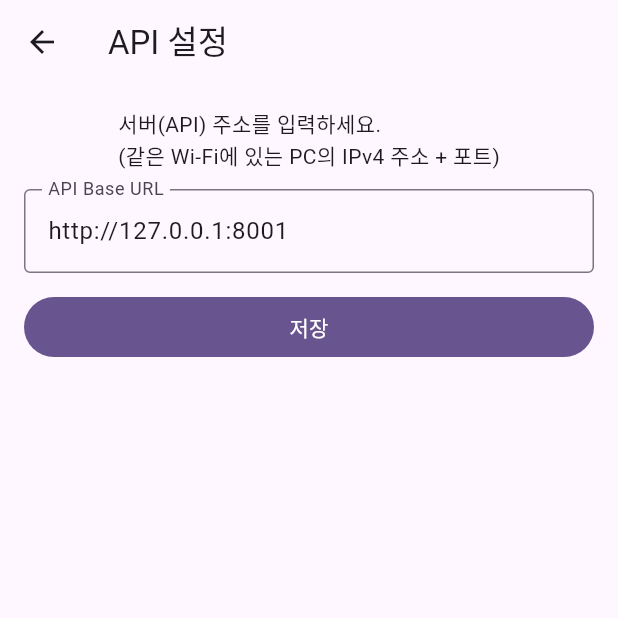
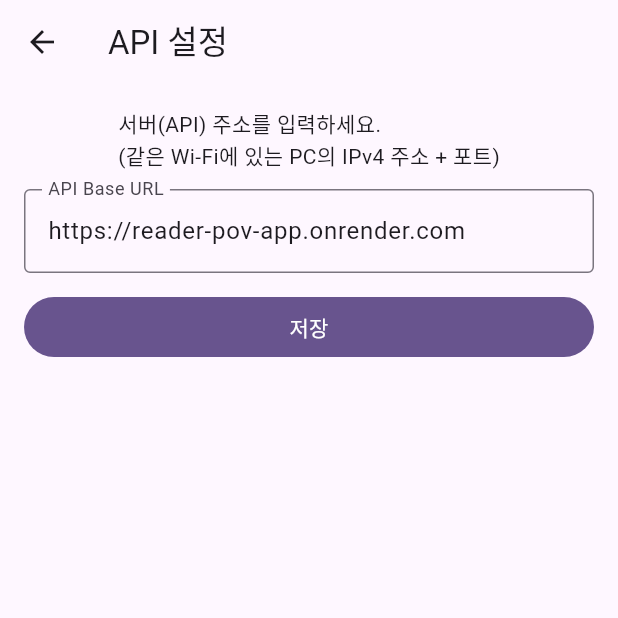
Before and after one commit to Leesuwon1254/reader_pov_app, a Flutter app: the ApiSettingsScreen screen opened directly, on a phone screen of 412 x 824 dp, the top half of it. Run offline on Flutter 3.47's test engine with Material 3 defaults, Android fonts, the phone set to English and light mode, and no system bars; our stand-ins replace shared_preferences; accounts and stored records are empty.

Commit message:
feat: 백엔드를 Render 클라우드로 변경

```diff
--- a/lib/screens/api_settings_screen.dart
+++ b/lib/screens/api_settings_screen.dart
@@ -20,7 +20,7 @@ class _ApiSettingsScreenState extends State<ApiSettingsScreen> {
 
   Future<void> _load() async {
     await ApiConfig.getBaseUrl();
-    _ctrl.text = 'http://127.0.0.1:8001';
+    _ctrl.text = 'https://reader-pov-app.onrender.com';
     if (mounted) setState(() => _loading = false);
   }
 
@@ -39,7 +39,7 @@ class _ApiSettingsScreenState extends State<ApiSettingsScreen> {
     final v = _ctrl.text.trim();
     if (!_isValidUrl(v)) {
       ScaffoldMessenger.of(context).showSnackBar(
-        const SnackBar(content: Text('올바른 URL 형식이 아닙니다. 예: http://192.168.219.55:8001')),
+        const SnackBar(content: Text('올바른 URL 형식이 아닙니다. 예: https://reader-pov-app.onrender.com')),
       );
       return;
     }
@@ -76,7 +76,7 @@ class _ApiSettingsScreenState extends State<ApiSettingsScreen> {
                     controller: _ctrl,
                     decoration: const InputDecoration(
                       labelText: 'API Base URL',
-                      hintText: 'http://127.0.0.1:8001',
+                      hintText: 'https://reader-pov-app.onrender.com',
                       border: OutlineInputBorder(),
                     ),
                   ),
--- a/lib/services/api_service.dart
+++ b/lib/services/api_service.dart
@@ -22,7 +22,7 @@ enum ApiMode { promptOnly, openAI }
 class ApiService {
   static const ApiMode mode = ApiMode.promptOnly;
 
-  static const String _localBaseUrl = 'http://127.0.0.1:8003';
+  static const String _localBaseUrl = 'https://reader-pov-app.onrender.com';
   static const String _lanBaseUrl = 'http://192.168.219.94:8000';
   static const bool useLan = false;
 
```
